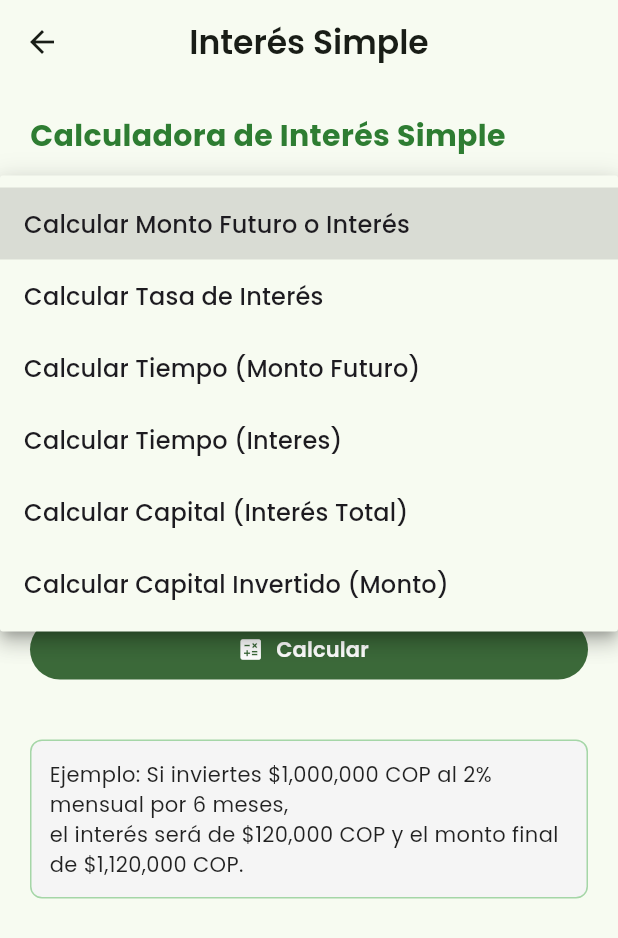
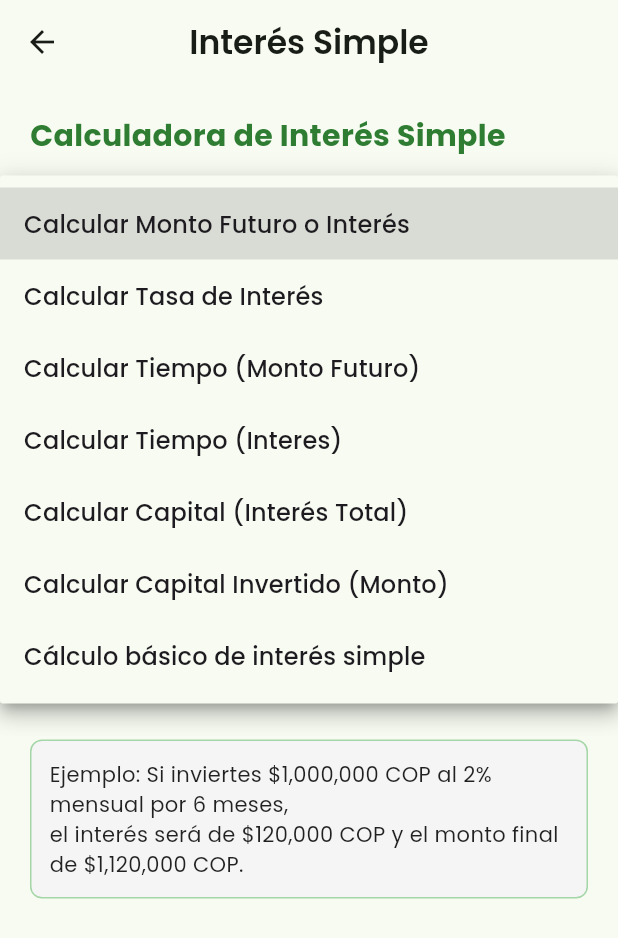
Before and after one commit to Sergio5423/calculadora-intereses, a Flutter app: the SimpleInterestPage screen opened directly, after a tap on "Calcular Monto Futuro o Interés", on a phone screen of 412 x 824 dp. Shown: the top 938 px of the screen. Run offline on Flutter 3.47's test engine with Material 3 defaults, Android fonts, the phone set to English and light mode, and no system bars; our stand-ins replace cloud_firestore, firebase_core, get, get_storage, google_fonts, salomon_bottom_bar; accounts and stored records are empty.

Commit message:
Calculo de interes simple

```diff
--- a/lib/pages/simple_interest_page.dart
+++ b/lib/pages/simple_interest_page.dart
@@ -24,7 +24,7 @@ class _SimpleInterestPageState extends State<SimpleInterestPage> {
   @override
   void initState() {
     super.initState();
-    _cargarEjemplo(calcular); // 👉 ejemplo por defecto al abrir la página
+    _cargarEjemplo(calcular);
   }
 
   void _cargarEjemplo(String tipo) {
@@ -46,18 +46,24 @@ class _SimpleInterestPageState extends State<SimpleInterestPage> {
         break;
       case 'TiempoInteres':
         ejemplo =
-            'Ejemplo: Un capital de \$70,000 tardará en generar unos intereses de \$105,000'
-            ' a una tasa del 15% anual, unos 10 años.';
+            'Ejemplo: Un capital de \$70,000 tardará en generar unos intereses de \$105,000\n'
+            'a una tasa del 15% anual, unos 10 años.';
         break;
       case 'CapitalInteresTotal':
         ejemplo =
-            'Ejemplo: Si necesitas pagar \$500 de interés, a una tasa del 5% y el prestamo'
-            ' dura 3 años entonces el monto del préstamo es de \$3,333.33 COP.';
+            'Ejemplo: Si necesitas pagar \$500 de interés, a una tasa del 5% y el préstamo\n'
+            'dura 3 años entonces el monto del préstamo es de \$3,333.33 COP.';
         break;
       case 'CapitalInvertido':
         ejemplo =
-            'Ejemplo: Para tener un monto final de \$4000 en 3 años a una tasa del 7%'
-            'debes invertir \$3,305.79';
+            'Ejemplo: Para tener un monto final de \$4000 en 3 años a una tasa del 7%\n'
+            'debes invertir \$3,305.79.';
+        break;
+      case 'Interés simple (básico)':
+        ejemplo = 'Ejemplo: P = 6000, r = 4.8% anual, t = 2.5 años\n'
+            'Interés = 6000 × 0.048 × 2.5 = 720\n'
+            'Monto = 6000 + 720 = 6720\n'
+            'Si retiras 3/4 → 5040.';
         break;
     }
   }
@@ -95,26 +101,32 @@ class _SimpleInterestPageState extends State<SimpleInterestPage> {
         break;
 
       case 'TiempoInteres':
-        //if (C > 0 && i > 0) {
         final tiempo = interes / (C * i);
         resultado = 'Tiempo necesario (n): ${tiempo.toStringAsFixed(2)} Años';
-        //}
         break;
 
       case 'CapitalInteresTotal':
-        //if (C > 0 && i > 0) {
         final capital = interes / (i * n);
         resultado = 'Monto del préstamo (C): ${capital.toStringAsFixed(2)} COP';
-        //}
         break;
+
       case 'CapitalInvertido':
-        //if (C > 0 && i > 0) {
         final capital = M / (1 + i * n);
         resultado = 'Capital necesario (C): ${capital.toStringAsFixed(2)} COP';
-        //}
+        break;
+
+      case 'Interés simple (básico)':
+        if (C > 0 && i > 0 && n > 0) {
+          final I = C * i * n;
+          final MF = C + I;
+          final retiro = MF * 0.75;
+          resultado = 'Interés generado: \$${I.toStringAsFixed(2)}\n'
+              'Monto acumulado: \$${MF.toStringAsFixed(2)}\n'
+              'Retiro (3/4): \$${retiro.toStringAsFixed(2)}';
+        }
         break;
     }
-    setState(() {}); // 👉 refresca tanto resultado como ejemplo
+    setState(() {});
   }
 
   Widget _buildCampos() {
@@ -172,11 +184,21 @@ class _SimpleInterestPageState extends State<SimpleInterestPage> {
       case 'CapitalInvertido':
         return Column(
           children: [
-            _input(montoCtrl, 'Capital (C)'),
+            _input(montoCtrl, 'Monto Futuro (M)'),
             const SizedBox(height: 12),
             _input(tasaCtrl, 'Tasa i (%) por periodo'),
             const SizedBox(height: 12),
             _input(periodosCtrl, 'Número de periodos (n)'),
+          ],
+        );
+      case 'Interés simple (básico)':
+        return Column(
+          children: [
+            _input(capitalCtrl, 'Capital (P)'),
+            const SizedBox(height: 12),
+            _input(tasaCtrl, 'Tasa de interés anual (j%)'),
+            const SizedBox(height: 12),
+            _input(periodosCtrl, 'Tiempo (años)'),
           ],
         );
       default:
@@ -193,7 +215,6 @@ class _SimpleInterestPageState extends State<SimpleInterestPage> {
       ),
       keyboardType: TextInputType.number,
       inputFormatters: [
-        // Bloquea las comas
         FilteringTextInputFormatter.deny(RegExp(',')),
       ],
     );
@@ -201,9 +222,6 @@ class _SimpleInterestPageState extends State<SimpleInterestPage> {
 
   @override
   Widget build(BuildContext context) {
-    final titleStyle =
-        GoogleFonts.poppins(fontWeight: FontWeight.w600, fontSize: 18);
-
     return Scaffold(
       appBar: AppBar(
         title: Text('Interés Simple',
@@ -240,16 +258,19 @@ class _SimpleInterestPageState extends State<SimpleInterestPage> {
               DropdownMenuItem(
                   value: 'CapitalInvertido',
                   child: Text('Calcular Capital Invertido (Monto)')),
+              DropdownMenuItem(
+                  value: 'Interés simple (básico)',
+                  child: Text('Cálculo básico de interés simple')),
             ],
             onChanged: (v) => setState(() {
               calcular = v ?? 'Monto Futuro';
               resultado = '';
-              _cargarEjemplo(
-                  calcular); // 👉 actualiza el ejemplo automáticamente
+              _cargarEjemplo(calcular);
               capitalCtrl.clear();
               tasaCtrl.clear();
               montoCtrl.clear();
               periodosCtrl.clear();
+              interesCtrl.clear();
             }),
             decoration:
                 const InputDecoration(labelText: '¿Qué deseas calcular?'),
```
